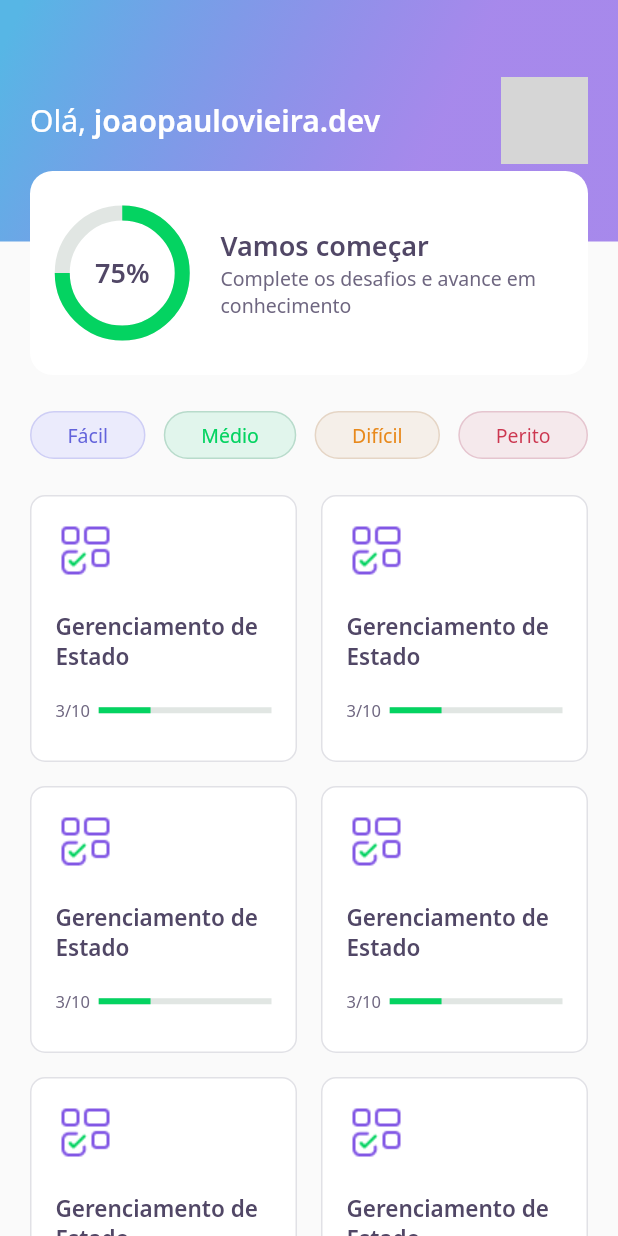
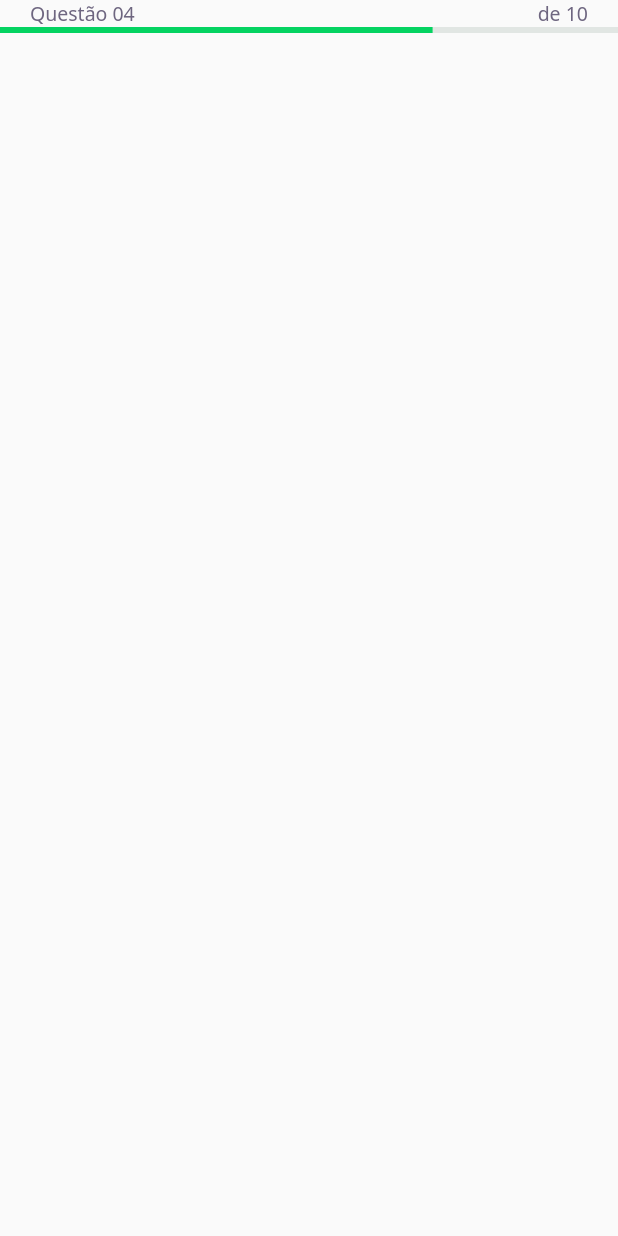
Before and after one commit to joaopaulovieira-dev/dev_quiz_flutter_jpvp, a Flutter app: the screen it shows after launch, on a phone screen of 412 x 824 dp. Run offline on Flutter 3.47's test engine with Material 2 defaults, Android fonts, the phone set to English and light mode, and no system bars; our stand-ins replace google_fonts; grey boxes are pictures that could not be loaded.

Commit message:
Criação da Page ChallengePage

```diff
--- /dev/null
+++ b/lib/challenge/challeng_page.dart
@@ -0,0 +1,16 @@
+import 'package:dev_quiz_flutter_jpvp/challenge/widgets/question_indicator/questiona_indicator_widget.dart';
+import 'package:flutter/material.dart';
+
+class ChallengePage extends StatelessWidget {
+  const ChallengePage({Key? key}) : super(key: key);
+
+  @override
+  Widget build(BuildContext context) {
+    return Scaffold(
+      appBar: PreferredSize(
+        preferredSize: Size.fromHeight(60),
+        child: SafeArea(top: true, child: QuestionIndicatorWidget()),
+      ),
+    );
+  }
+}
--- /dev/null
+++ b/lib/challenge/widgets/question_indicator/questiona_indicator_widget.dart
@@ -0,0 +1,32 @@
+import 'package:dev_quiz_flutter_jpvp/core/app_text_styles.dart';
+import 'package:dev_quiz_flutter_jpvp/shared/widgets/progress_indicator/progress_indicator_widget.dart';
+import 'package:flutter/material.dart';
+
+class QuestionIndicatorWidget extends StatelessWidget {
+  const QuestionIndicatorWidget({Key? key}) : super(key: key);
+
+  @override
+  Widget build(BuildContext context) {
+    return Container(
+      child: Column(
+        children: [
+          Padding(
+            padding: const EdgeInsets.symmetric(horizontal: 20),
+            child: Row(
+              mainAxisAlignment: MainAxisAlignment.spaceBetween,
+              children: [
+                Text(
+                  'Questão 04',
+                  style: AppTextStyles.body,
+                ),
+                Text('de 10', style: AppTextStyles.body)
+              ],
+            ),
+          ),
+          ProgressIndicatorWidget(value: 0.7),
+          //TODO: Aula 02 - 01:13
+        ],
+      ),
+    );
+  }
+}
--- a/lib/core/app_widget.dart
+++ b/lib/core/app_widget.dart
@@ -1,4 +1,4 @@
-import 'package:dev_quiz_flutter_jpvp/home/home_page.dart';
+import 'package:dev_quiz_flutter_jpvp/challenge/challeng_page.dart';
 import 'package:flutter/material.dart';
 
 class AppWidget extends StatelessWidget {
@@ -6,7 +6,7 @@ class AppWidget extends StatelessWidget {
   Widget build(BuildContext context) {
     return MaterialApp(
       title: "dev_quiz_flutter_jpvp",
-      home: HomePage(),
+      home: ChallengePage(),
     );
   }
 }
--- a/lib/home/widgets/quiz_card/quiz_card_widget.dart
+++ b/lib/home/widgets/quiz_card/quiz_card_widget.dart
@@ -1,6 +1,7 @@
 import 'package:dev_quiz_flutter_jpvp/core/app_colors.dart';
 import 'package:dev_quiz_flutter_jpvp/core/app_images.dart';
 import 'package:dev_quiz_flutter_jpvp/core/app_text_styles.dart';
+import 'package:dev_quiz_flutter_jpvp/shared/widgets/progress_indicator/progress_indicator_widget.dart';
 import 'package:flutter/material.dart';
 
 class QuizCardWidget extends StatelessWidget {
@@ -40,15 +41,7 @@ class QuizCardWidget extends StatelessWidget {
                   style: AppTextStyles.body11,
                 ),
               ),
-              Expanded(
-                flex: 4,
-                child: LinearProgressIndicator(
-                  value: 0.3,
-                  backgroundColor: AppColors.chartSecondary,
-                  valueColor:
-                      AlwaysStoppedAnimation<Color>(AppColors.chartPrimary),
-                ),
-              )
+              Expanded(flex: 4, child: ProgressIndicatorWidget(value: 0.3))
             ],
           )
         ],
--- /dev/null
+++ b/lib/shared/widgets/progress_indicator/progress_indicator_widget.dart
@@ -0,0 +1,17 @@
+import 'package:dev_quiz_flutter_jpvp/core/app_colors.dart';
+import 'package:flutter/material.dart';
+
+class ProgressIndicatorWidget extends StatelessWidget {
+  final double value;
+  const ProgressIndicatorWidget({Key? key, required this.value})
+      : super(key: key);
+
+  @override
+  Widget build(BuildContext context) {
+    return LinearProgressIndicator(
+      value: value,
+      backgroundColor: AppColors.chartSecondary,
+      valueColor: AlwaysStoppedAnimation<Color>(AppColors.chartPrimary),
+    );
+  }
+}
```
